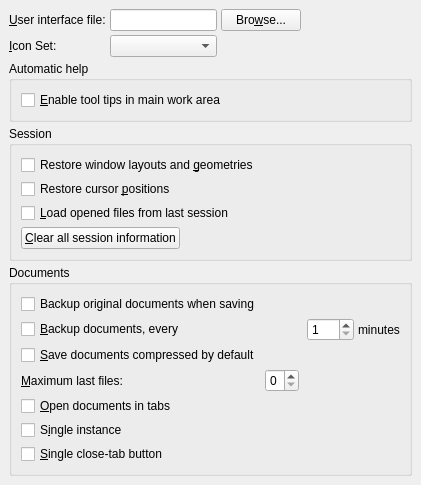
cburschka/lyx, file src/frontends/qt4/ui/PrefUi.ui: the form before one commit.
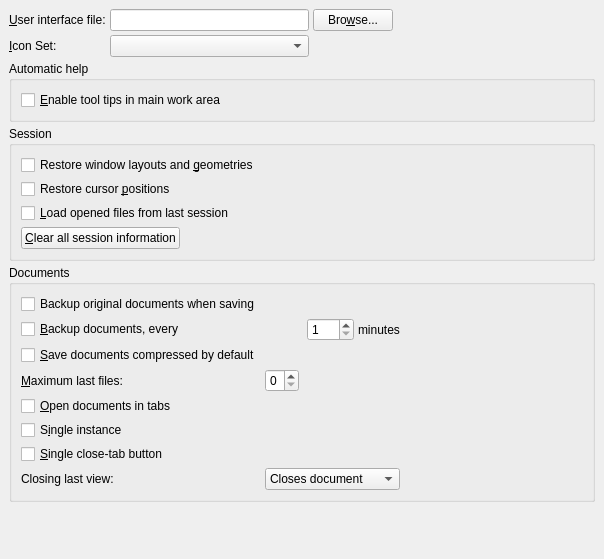
The form after the commit.

Commit message:
Now LyX closes the current document WA only by default (other WAs remain open).
If the WA is the last one showing a buffer, then the buffer may either be
closed or kept hidden, or the user is asked. The behaviour is controlled
by a new preference option.
For discussion, see http://comments.gmane.org/gmane.editors.lyx.devel/142638

Patch:
```diff
--- a/src/frontends/qt4/ui/PrefUi.ui
+++ b/src/frontends/qt4/ui/PrefUi.ui
@@ -5,8 +5,8 @@
    <rect>
     <x>0</x>
     <y>0</y>
-    <width>413</width>
-    <height>408</height>
+    <width>604</width>
+    <height>559</height>
    </rect>
   </property>
   <property name="sizePolicy">
@@ -276,6 +276,32 @@
         </property>
        </widget>
       </item>
+      <item row="7" column="0">
+       <widget class="QLabel" name="label">
+        <property name="text">
+         <string>Closing last view:</string>
+        </property>
+       </widget>
+      </item>
+      <item row="7" column="1" colspan="4">
+       <widget class="QComboBox" name="closeLastViewCO">
+        <item>
+         <property name="text">
+          <string>Closes document</string>
+         </property>
+        </item>
+        <item>
+         <property name="text">
+          <string>Hides document</string>
+         </property>
+        </item>
+        <item>
+         <property name="text">
+          <string>Ask the user</string>
+         </property>
+        </item>
+       </widget>
+      </item>
      </layout>
     </widget>
    </item>
```
Left out of the diff: 21 changed lines with no effect on the pictures. The commit also changes 9 other files.
